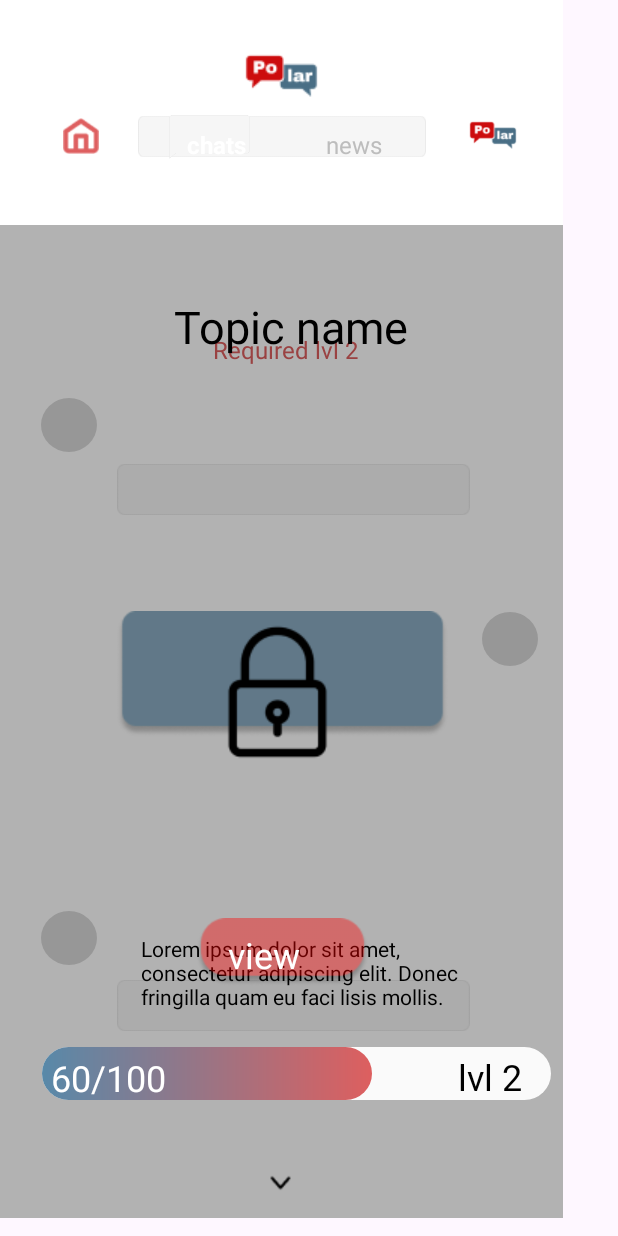
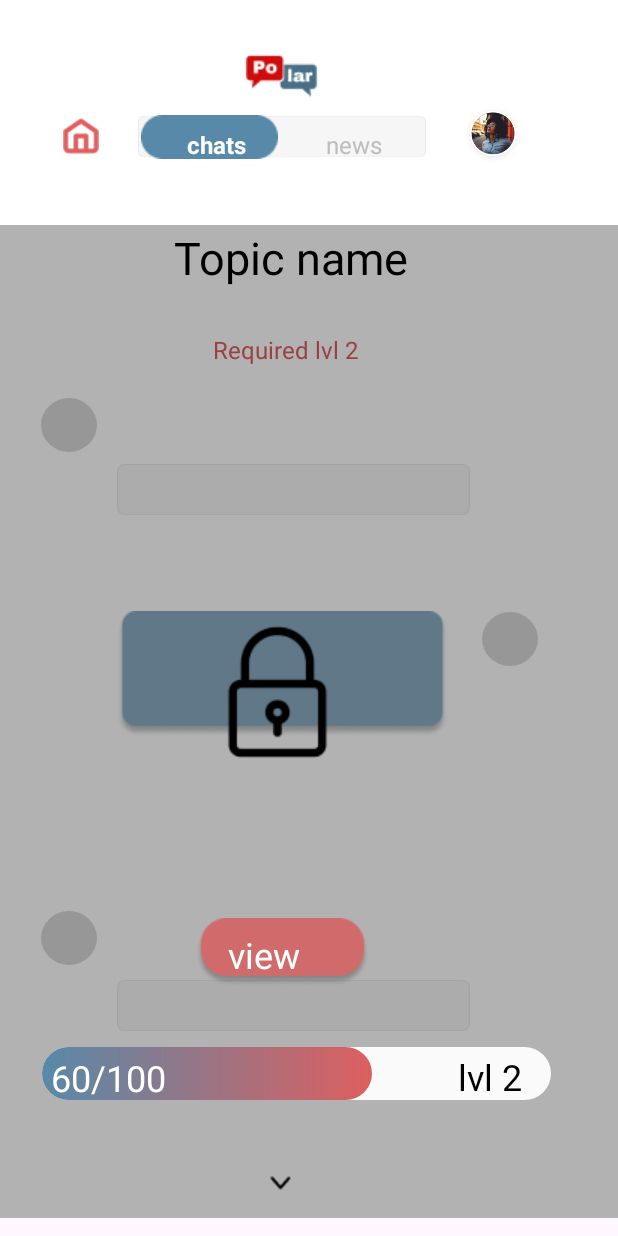
Before and after one commit to razifa24-meet/mypart, an Android app: the layout chat_lvl_2_preview.xml on its own in the app's theme, with its tools: preview values and no code run, on a phone screen of 412 x 824 dp. Run offline under Robolectric (Android 15) with nearby library versions, the phone set to English and light mode, and no system bars.

Commit message:
preview view fix
preview view fix

```diff
--- a/app/src/main/res/layout/chat_lvl_2_preview.xml
+++ b/app/src/main/res/layout/chat_lvl_2_preview.xml
@@ -30,13 +30,13 @@
 				android:layout_marginStart="0dp"
 				android:layout_width="wrap_content"
 				android:layout_height="wrap_content"
-				>
+                tools:ignore="UselessParent">
 
 				<View   android:id="@+id/_bg__chat_lvl_2_preview_ek2"
 					android:background="@drawable/_bg__chat_lvl_2_preview_ek2_shape"
 					 android:layout_marginStart="0dp"
 					android:layout_marginTop="0dp"
-					android:layout_width="375dp"
+					android:layout_width="412dp"
 					android:layout_height="812dp" />
 
 				<TextView android:id="@+id/back"
@@ -44,7 +44,7 @@
 					android:gravity="center"
 					android:textSize="18sp"
 					android:textColor="@color/_bg__chat_lvl_2_preview_ek2_color"
-					android:layout_marginLeft="-29dp"
+					android:layout_marginStart="-29dp"
 					android:layout_marginTop="-837dp"
 					android:layout_width="56dp"
 					android:layout_height="35dp"
@@ -57,15 +57,17 @@
 					 android:layout_marginStart="156dp"
 					android:layout_marginTop="19dp"
 					android:layout_width="63dp"
-					android:layout_height="62dp" />
+					android:layout_height="62dp"
+                    tools:ignore="HardcodedText" />
 
 				<ImageView android:id="@+id/ellipse_113_ek1"
-					android:src="@drawable/ellipse_113_ek1"
+					android:src="@drawable/ellipse_6"
 					android:contentDescription="ellipse_113_ek1"
 					 android:layout_marginStart="308dp"
 					android:layout_marginTop="69dp"
 					android:layout_width="41dp"
-					android:layout_height="41dp" />
+					android:layout_height="41dp"
+                    tools:ignore="HardcodedText" />
 
 
 				<RelativeLayout android:id="@+id/frame"
@@ -81,22 +83,24 @@
 						 android:layout_marginStart="0dp"
 						android:layout_marginTop="0dp"
 						android:layout_width="192dp"
-						android:layout_height="31dp" />
+						android:layout_height="31dp"
+                        tools:ignore="HardcodedText" />
 
 					<ImageView android:id="@+id/bg_ek1"
-						android:src="@drawable/bg_ek1"
+						android:src="@drawable/bg_ek7"
 						android:contentDescription="bg_ek1"
 						 android:layout_marginStart="2dp"
 						android:layout_marginTop="1dp"
 						android:layout_width="91dp"
-						android:layout_height="29dp" />
+						android:layout_height="29dp"
+                        tools:ignore="HardcodedText" />
 
 					<TextView android:id="@+id/news"
 						android:layout_gravity="center_horizontal|center"
 						android:gravity="center"
 						android:textSize="16sp"
 						android:textColor="@color/news_color"
-						android:layout_marginLeft="117dp"
+						android:layout_marginStart="117dp"
 						android:layout_marginTop="6dp"
 						android:layout_width="54dp"
 						android:layout_height="30dp"
@@ -108,8 +112,8 @@
 						android:layout_gravity="center_horizontal|center"
 						android:gravity="center"
 						android:textSize="16sp"
-						android:textColor="@color/_bg__chat_lvl_2_preview_ek2_color"
-						android:layout_marginLeft="24dp"
+						android:textColor="@color/_bg__chat_lvl_1_preview_ek2_color"
+						android:layout_marginStart="24dp"
 						android:layout_marginTop="6dp"
 						android:layout_width="56dp"
 						android:layout_height="30dp"
@@ -132,7 +136,8 @@
 						 android:layout_marginStart="4dp"
 						android:layout_marginTop="2.5dp"
 						android:layout_width="24dp"
-						android:layout_height="25dp" />
+						android:layout_height="25dp"
+                        tools:ignore="HardcodedText" />
 
 				</RelativeLayout>
 
@@ -142,14 +147,15 @@
 					 android:layout_marginStart="0dp"
 					android:layout_marginTop="753dp"
 					android:layout_width="375dp"
-					android:layout_height="59dp" />
+					android:layout_height="59dp"
+                    tools:ignore="HardcodedText" />
 
 				<TextView android:id="@+id/required_lvl_2"
 					android:layout_gravity="center_horizontal|center"
 					android:gravity="center"
 					android:textSize="16sp"
 					android:textColor="@color/required_lvl_2_color"
-					android:layout_marginLeft="132dp"
+					android:layout_marginStart="132dp"
 					android:layout_marginTop="218dp"
 					android:layout_width="116dp"
 					android:layout_height="30dp"
@@ -161,8 +167,8 @@
 					android:gravity="center"
 					android:textSize="30sp"
 					android:textColor="@color/topic_name_color"
-					android:layout_marginLeft="101dp"
-					android:layout_marginTop="171dp"
+					android:layout_marginStart="101dp"
+					android:layout_marginTop="125dp"
 					android:layout_width="184dp"
 					android:layout_height="93dp"
 					android:text="@string/topic_name_string"
@@ -189,12 +195,13 @@
 						 android:layout_marginStart="0dp"
 						android:layout_marginTop="-86dp"
 						android:layout_width="235dp"
-						android:layout_height="86dp" />
+						android:layout_height="86dp"
+                        tools:ignore="HardcodedText" />
 
 					<TextView android:id="@+id/lorem_ipsum_dolor_sit_amet__consectetur_adipiscing_elit_"
 						android:textSize="14sp"
 						android:textColor="@color/_bg__chat_lvl_2_preview_ek2_color"
-						android:layout_marginLeft="16dp"
+						android:layout_marginStart="16dp"
 						android:layout_marginTop="15dp"
 						android:layout_width="222dp"
 						android:layout_height="44dp"
@@ -231,7 +238,8 @@
 						 android:layout_marginStart="0dp"
 						android:layout_marginTop="0dp"
 						android:layout_width="235dp"
-						android:layout_height="126dp" />
+						android:layout_height="126dp"
+                        tools:ignore="HardcodedText" />
 
 				</RelativeLayout>
 
@@ -241,7 +249,8 @@
 					 android:layout_marginStart="71dp"
 					android:layout_marginTop="407dp"
 					android:layout_width="234dp"
-					android:layout_height="84dp" />
+					android:layout_height="84dp"
+                    tools:ignore="HardcodedText" />
 
 
 				<RelativeLayout android:id="@+id/message_receive_ek1"
@@ -257,13 +266,14 @@
 						 android:layout_marginStart="0dp"
 						android:layout_marginTop="0dp"
 						android:layout_width="235dp"
-						android:layout_height="126dp" />
+						android:layout_height="126dp"
+                        tools:ignore="HardcodedText" />
 
 					<TextView android:id="@+id/lorem_ipsum_dolor_sit_amet__consectetur_adipiscing_elit__donec_fringilla_quam_eu_faci_lisis_mollis_"
 						android:textSize="14sp"
 						android:textColor="@color/topic_name_color"
-						android:layout_marginLeft="16dp"
-						android:layout_marginTop="15dp"
+						android:layout_marginStart="16dp"
+						android:layout_marginTop="-100dp"
 						android:layout_width="222dp"
 						android:layout_height="82dp"
 						android:text="@string/lorem_ipsum_dolor_sit_amet__consectetur_adipiscing_elit__donec_fringilla_quam_eu_faci_lisis_mollis__string"
@@ -276,7 +286,7 @@
 					 android:alpha="0.30000001192093"
 					 android:layout_marginStart="0dp"
 					android:layout_marginTop="150dp"
-					android:layout_width="375dp"
+					android:layout_width="412dp"
 					android:layout_height="662dp" />
 
 				<ImageView android:id="@+id/rectangle_355"
@@ -285,7 +295,8 @@
 					 android:layout_marginStart="176dp"
 					android:layout_marginTop="776dp"
 					android:layout_width="22dp"
-					android:layout_height="25dp" />
+					android:layout_height="25dp"
+                    tools:ignore="HardcodedText" />
 
 				<View   android:id="@+id/rectangle_356"
 					android:background="@drawable/rectangle_356_shape"
@@ -304,7 +315,7 @@
 				<TextView android:id="@+id/_60_100"
 					android:textSize="24sp"
 					android:textColor="@color/_bg__chat_lvl_2_preview_ek2_color"
-					android:layout_marginLeft="34dp"
+					android:layout_marginStart="34dp"
 					android:layout_marginTop="702dp"
 					android:layout_width="179dp"
 					android:layout_height="54dp"
@@ -314,7 +325,7 @@
 				<TextView android:id="@+id/lvl_2"
 					android:textSize="24sp"
 					android:textColor="@color/topic_name_color"
-					android:layout_marginLeft="305dp"
+					android:layout_marginStart="305dp"
 					android:layout_marginTop="701dp"
 					android:layout_width="78dp"
 					android:layout_height="51dp"
@@ -327,12 +338,13 @@
 					 android:layout_marginStart="71dp"
 					android:layout_marginTop="612dp"
 					android:layout_width="234dp"
-					android:layout_height="45dp" />
+					android:layout_height="45dp"
+                    tools:ignore="HardcodedText" />
 
 				<TextView android:id="@+id/view"
 					android:textSize="24sp"
 					android:textColor="@color/_bg__chat_lvl_2_preview_ek2_color"
-					android:layout_marginLeft="152dp"
+					android:layout_marginStart="152dp"
 					android:layout_marginTop="620dp"
 					android:layout_width="140dp"
 					android:layout_height="62dp"
@@ -345,7 +357,8 @@
 					 android:layout_marginStart="142dp"
 					android:layout_marginTop="415dp"
 					android:layout_width="86dp"
-					android:layout_height="92dp" />
+					android:layout_height="92dp"
+                    tools:ignore="HardcodedText" />
 
 			</RelativeLayout>
 		</RelativeLayout>
```
